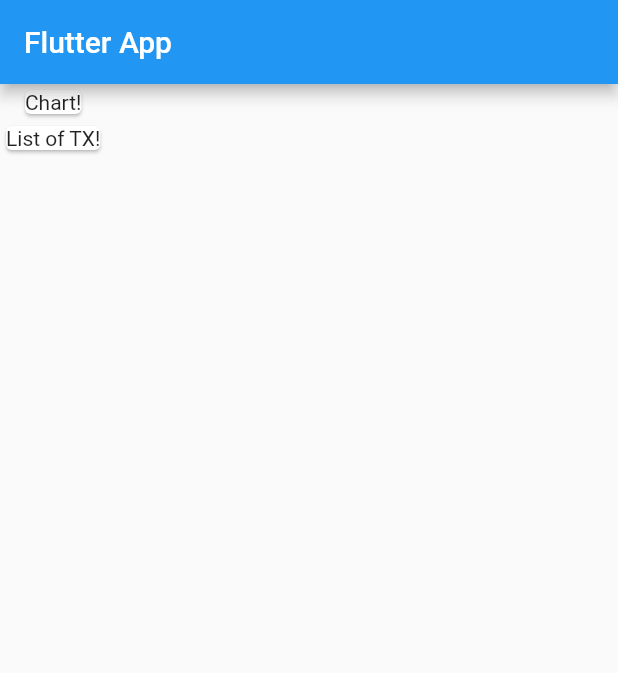
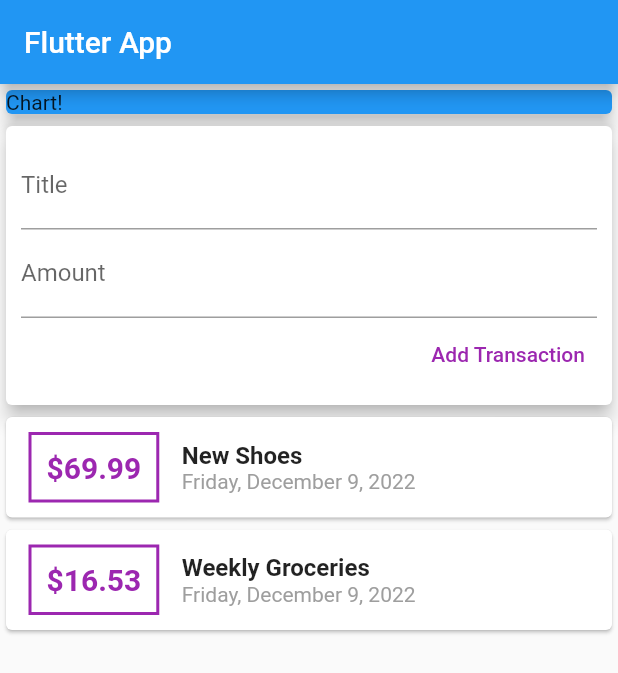
Before and after one commit to mouradcherif/expenseplanner, a Flutter app: the screen it shows after launch, on a phone screen of 412 x 824 dp. Shown: the top 673 px of the screen. Run offline on Flutter 3.47's test engine with Material 2 defaults, Android fonts, the light colour scheme and no system bars.

Commit message:
adding transaction in a list

```diff
--- a/lib/main.dart
+++ b/lib/main.dart
@@ -1,4 +1,5 @@
 import 'package:flutter/material.dart';
+import './widgets/user_transaction.dart';
 
 void main() => runApp(MyApp());
 
@@ -19,15 +20,22 @@ class MyHomePage extends StatelessWidget {
       appBar: AppBar(
         title: Text('Flutter App'),
       ),
-      body: Column(
-        children: <Widget>[
-          Card(
-            child: Text('Chart!'),
-          ),
-          Card(
-            child: Text('List of TX!'),
-          ),
-        ],
+      body: SingleChildScrollView(
+        child: Column(
+          mainAxisAlignment: MainAxisAlignment.start,
+          crossAxisAlignment: CrossAxisAlignment.stretch,
+          children: <Widget>[
+            Container(
+              width: double.infinity,
+              child: Card(
+                child: Text('Chart!'),
+                color: Colors.blue,
+                elevation: 5,
+              ),
+            ),
+            UserTransaction()
+          ],
+        ),
       ),
     );
   }
--- /dev/null
+++ b/lib/models/transaction.dart
@@ -0,0 +1,15 @@
+import 'package:flutter/foundation.dart';
+
+class Transaction {
+  final String id;
+  final String title;
+  final double amount;
+  final DateTime date;
+
+  Transaction({
+    @required this.id,
+    @required this.title,
+    @required this.amount,
+    @required this.date,
+  });
+}
--- /dev/null
+++ b/lib/widgets/new_transaction.dart
@@ -0,0 +1,52 @@
+import 'package:flutter/material.dart';
+import 'package:intl/intl.dart';
+
+class NewTransaction extends StatelessWidget {
+  final titleController = TextEditingController();
+  final amountController = TextEditingController();
+  final Function addTx;
+
+  NewTransaction(this.addTx);
+
+  @override
+  Widget build(BuildContext context) {
+    return Card(
+      elevation: 5,
+      child: Container(
+        padding: EdgeInsets.all(10),
+        child: Column(
+          crossAxisAlignment: CrossAxisAlignment.end,
+          children: <Widget>[
+            TextField(
+              decoration: InputDecoration(labelText: 'Title'),
+              controller: titleController,
+              // onChanged: (val) {
+              //   titleInput = val;
+              // },
+            ),
+            TextField(
+              decoration: InputDecoration(labelText: 'Amount'),
+              controller: amountController,
+              keyboardType: TextInputType.number,
+              // onChanged: (val) {
+              //   amountInput = val;
+              // },
+            ),
+            TextButton(
+              child: Text('Add Transaction'),
+              style: ButtonStyle(
+                foregroundColor: MaterialStateProperty.all(Colors.purple),
+              ),
+              onPressed: () {
+                addTx(
+                  titleController.text,
+                  double.parse(amountController.text),
+                );
+              },
+            ),
+          ],
+        ),
+      ),
+    );
+  }
+}
--- /dev/null
+++ b/lib/widgets/transaction_list.dart
@@ -0,0 +1,66 @@
+import 'package:flutter/material.dart';
+import 'package:intl/intl.dart';
+
+import '../models/transaction.dart';
+
+class TransactionList extends StatelessWidget {
+  final List<Transaction> transactions;
+
+  TransactionList(this.transactions);
+
+  @override
+  Widget build(BuildContext context) {
+    return Container(
+      height: 500,
+      child: ListView(
+        children: transactions.map((tx) {
+          return Card(
+            child: Row(
+              children: <Widget>[
+                Container(
+                  margin: EdgeInsets.symmetric(
+                    vertical: 10,
+                    horizontal: 15,
+                  ),
+                  decoration: BoxDecoration(
+                    border: Border.all(
+                      color: Colors.purple,
+                      width: 2,
+                    ),
+                  ),
+                  padding: EdgeInsets.all(10),
+                  child: Text(
+                    '\$${tx.amount}',
+                    style: TextStyle(
+                      fontWeight: FontWeight.bold,
+                      fontSize: 20,
+                      color: Colors.purple,
+                    ),
+                  ),
+                ),
+                Column(
+                  crossAxisAlignment: CrossAxisAlignment.start,
+                  children: <Widget>[
+                    Text(
+                      tx.title,
+                      style: TextStyle(
+                        fontSize: 16,
+                        fontWeight: FontWeight.bold,
+                      ),
+                    ),
+                    Text(
+                      DateFormat.yMMMMEEEEd().format(tx.date),
+                      style: TextStyle(
+                        color: Colors.grey,
+                      ),
+                    ),
+                  ],
+                )
+              ],
+            ),
+          );
+        }).toList(),
+      ),
+    );
+  }
+}
--- /dev/null
+++ b/lib/widgets/user_transaction.dart
@@ -0,0 +1,50 @@
+import 'package:flutter/material.dart';
+
+import 'new_transaction.dart';
+import 'transaction_list.dart';
+import '../models/transaction.dart';
+
+class UserTransaction extends StatefulWidget {
+  @override
+  State<UserTransaction> createState() => _UserTransactionState();
+}
+
+class _UserTransactionState extends State<UserTransaction> {
+  final List<Transaction> _userTransactions = [
+    Transaction(
+      id: 't1',
+      title: 'New Shoes',
+      amount: 69.99,
+      date: DateTime.now(),
+    ),
+    Transaction(
+      id: 't2',
+      title: 'Weekly Groceries',
+      amount: 16.53,
+      date: DateTime.now(),
+    ),
+  ];
+
+  void _addNewTransaction(String txTitle, double txAmount) {
+    final newTx = Transaction(
+      title: txTitle,
+      amount: txAmount,
+      date: DateTime.now(),
+      id: DateTime.now().toString(),
+    );
+
+    setState(() {
+      _userTransactions.add(newTx);
+    });
+  }
+
+  @override
+  Widget build(BuildContext context) {
+    return Column(
+      children: <Widget>[
+        NewTransaction(_addNewTransaction),
+        TransactionList(_userTransactions),
+      ],
+    );
+  }
+}
--- a/pubspec.yaml
+++ b/pubspec.yaml
@@ -23,7 +23,7 @@ environment:
 dependencies:
   flutter:
     sdk: flutter
-
+  intl: ^0.17.0
 
   # The following adds the Cupertino Icons font to your application.
   # Use with the CupertinoIcons class for iOS style icons.
```
Also changed, not shown: pubspec.lock.
